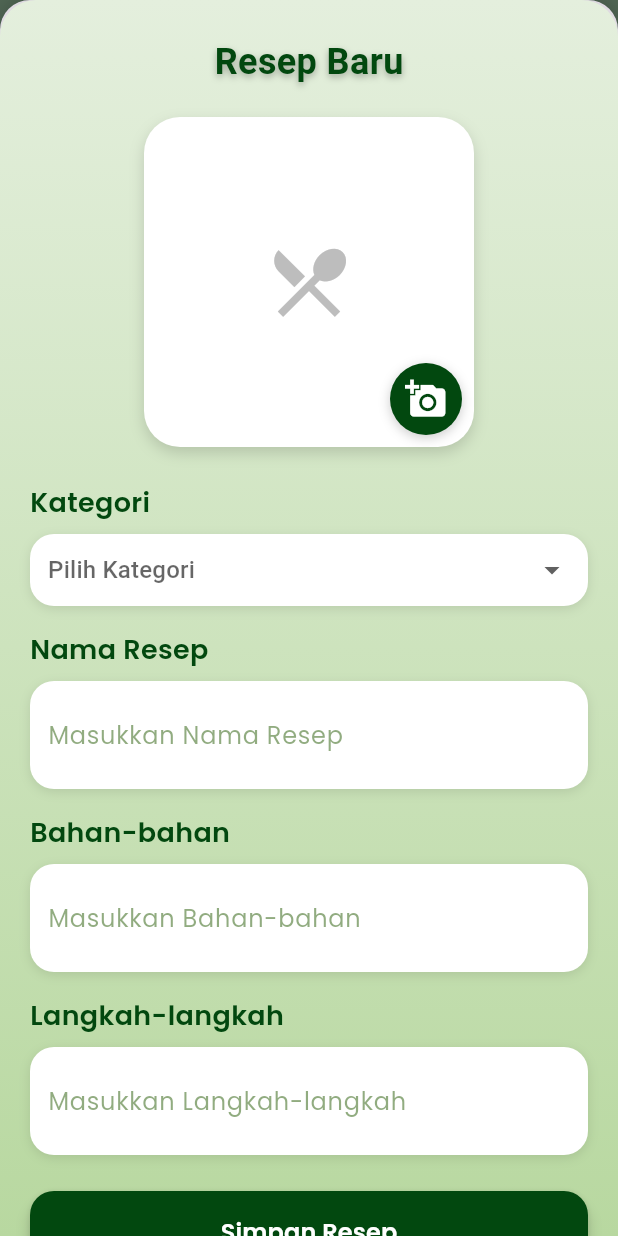
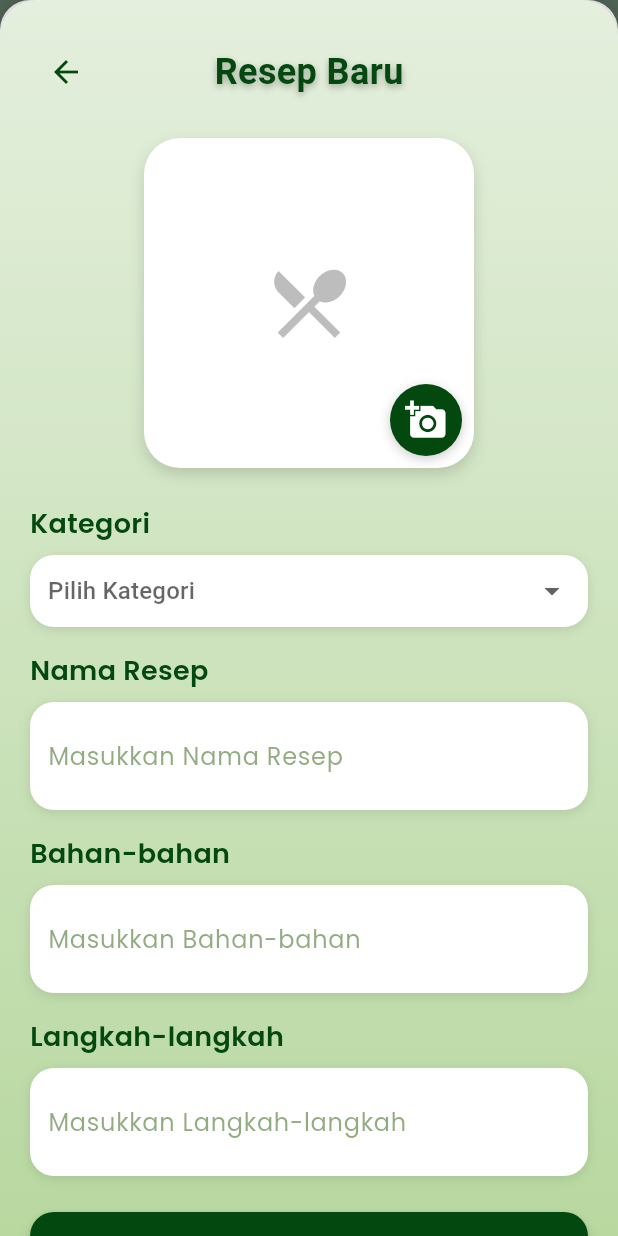
Before and after one commit to Azuraselly/makanan, a Flutter app: the HomeScreen screen opened directly, after a tap on the "add" icon, on a phone screen of 412 x 824 dp. Run offline on Flutter 3.47's test engine with Material 3 defaults, Android fonts, the phone set to English and light mode, and no system bars; our stand-ins replace get, google_fonts, image_picker, shared_preferences, supabase_flutter; accounts and stored records are empty; Roboto replaces fonts that are missing (Ubuntu).

Commit message:
edit by selly

```diff
--- a/lib/ui/screens/bottom_sheet.dart
+++ b/lib/ui/screens/bottom_sheet.dart
@@ -123,7 +123,17 @@ class _TambahResepBottomSheetState extends State<TambahResepBottomSheet> {
           mainAxisSize: MainAxisSize.min,
           crossAxisAlignment: CrossAxisAlignment.start,
           children: [
-            Center(
+            // 🔙 Tombol Back + Judul
+            Row(
+              children: [
+                IconButton(
+                  icon: Icon(Icons.arrow_back, color: Color(0xFF02480F)),
+                  onPressed: () {
+                    Navigator.pop(context);
+                  },
+                ),
+                Expanded(
+                  child: Center(
                     child: Text(
                       "Resep Baru",
                       style: GoogleFonts.ubuntu(
@@ -139,6 +149,10 @@ class _TambahResepBottomSheetState extends State<TambahResepBottomSheet> {
                         ],
                       ),
                     ),
+                  ),
+                ),
+                const SizedBox(width: 48), // biar teks tetap center
+              ],
             ),
             const SizedBox(height: 20),
             Center(
@@ -172,7 +186,8 @@ class _TambahResepBottomSheetState extends State<TambahResepBottomSheet> {
                                           fit: BoxFit.cover,
                                         );
                                       }
-                                      return Center(child: CircularProgressIndicator());
+                                      return Center(
+                                          child: CircularProgressIndicator());
                                     },
                                   )
                                 : Image.file(
@@ -180,7 +195,8 @@ class _TambahResepBottomSheetState extends State<TambahResepBottomSheet> {
                                     fit: BoxFit.cover,
                                   ),
                           )
-                        : Icon(Icons.restaurant_menu, size: 60, color: Colors.grey[400]),
+                        : Icon(Icons.restaurant_menu,
+                            size: 60, color: Colors.grey[400]),
                   ),
                   Positioned(
                     right: 8,
@@ -316,7 +332,8 @@ class _TambahResepBottomSheetState extends State<TambahResepBottomSheet> {
     );
   }
 
-  Widget _buildTextField(TextEditingController controller, String label, {int? maxLines}) {
+  Widget _buildTextField(TextEditingController controller, String label,
+      {int? maxLines}) {
     return Column(
       crossAxisAlignment: CrossAxisAlignment.start,
       children: [
@@ -346,7 +363,8 @@ class _TambahResepBottomSheetState extends State<TambahResepBottomSheet> {
           child: TextField(
             controller: controller,
             maxLines: maxLines,
-            keyboardType: maxLines == null ? TextInputType.multiline : TextInputType.text,
+            keyboardType:
+                maxLines == null ? TextInputType.multiline : TextInputType.text,
             decoration: InputDecoration(
               hintText: "Masukkan $label",
               hintStyle: GoogleFonts.poppins(
--- a/lib/ui/screens/profile_page.dart
+++ b/lib/ui/screens/profile_page.dart
@@ -508,7 +508,7 @@ class _EditProfileModalState extends State<EditProfileModal> {
                             : FileImage(File(newAvatar!.path)) as ImageProvider
                       : avatarUrl != null
                       ? NetworkImage(avatarUrl!)
-                      : const AssetImage("assets/sate.png") as ImageProvider,
+                      : const AssetImage("assets/foto.png") as ImageProvider,
                   child: Align(
                     alignment: Alignment.bottomRight,
                     child: CircleAvatar(
--- a/pubspec.yaml
+++ b/pubspec.yaml
@@ -51,6 +51,7 @@ flutter:
     - assets/pancake.png
     - assets/ikan_bakar.png
     - assets/ayam_bakar.png
+    - assets/foto.png
     - lib/l10n/
   # An image asset can refer to one or more resolution-specific "variants", see
   # https://flutter.dev/to/resolution-aware-images
```
Also changed, not shown: assets/foto.png (added). Lines whose indentation alone changed are shown as unchanged.
